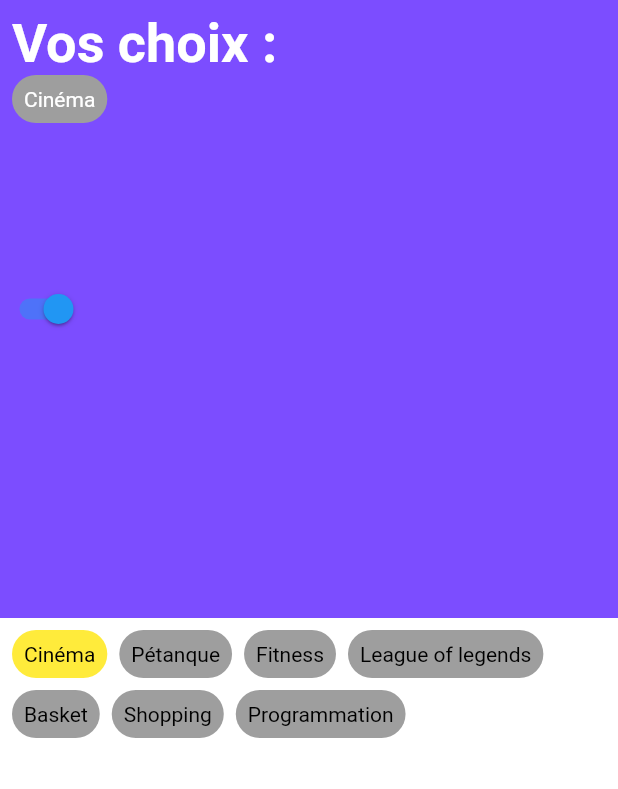
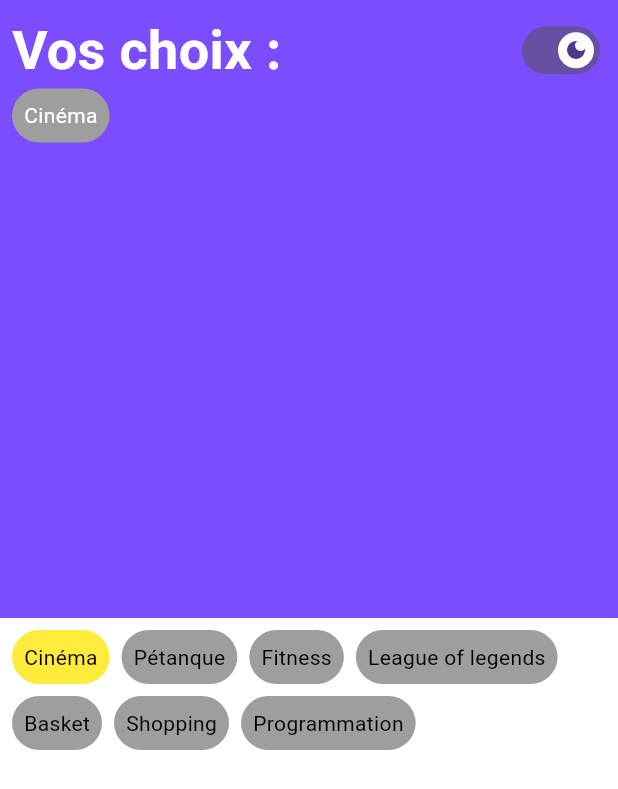
Before and after one commit to Moufid17/choicerapp, a Flutter app: the screen it shows after launch, after a tap on "Cinéma", on a phone screen of 412 x 824 dp. Shown: the top 789 px of the screen. Run offline on Flutter 3.47's test engine with Material 2 defaults, Android fonts, the phone set to English and light mode, and no system bars.

Commit message:
Change theme with switch button. All Done!

```diff
--- a/lib/choice_item.dart
+++ b/lib/choice_item.dart
@@ -1,5 +1,4 @@
 import 'package:choicerapp/core/models/choice.dart';
-import 'package:choicerapp/globals.dart';
 import 'package:choicerapp/screen/choice/choice_item_detail_screen.dart';
 import 'package:choicerapp/theme_provider.dart';
 import 'package:flutter/material.dart';
@@ -23,11 +22,11 @@ class _ChoiceItemState extends State<ChoiceItem> {
     setState(() {
       // Check if update method is defined by ChoiceItem Parent widget
       if (widget.updateElement != null) {
-        // Removing State
+        // Removing element from header widget list
         if (_bgColor == Colors.grey ||  _bgColor == Colors.purple) {
           _bgColor = Colors.yellow;
           widget.updateElement!(widget.element, false);
-          // Adding State
+          // Adding element from header widget list
         } else {
           _bgColor =  Colors.grey;
           widget.updateElement!(widget.element, true);
--- a/lib/footer.dart
+++ b/lib/footer.dart
@@ -1,6 +1,5 @@
 import 'package:choicerapp/choice_item.dart';
 import 'package:choicerapp/core/models/choice.dart';
-import 'package:choicerapp/globals.dart';
 import 'package:choicerapp/main.dart';
 import 'package:choicerapp/theme_provider.dart';
 import 'package:flutter/material.dart';
--- a/lib/globals.dart
+++ /dev/null
@@ -1,10 +0,0 @@
-import 'package:flutter/cupertino.dart';
-
-class Globals {
-  static String customTheme = 'light';
-
-  static switchTheme(BuildContext context, {required bool isLight}) {
-    customTheme = isLight == true ? 'light' : 'dark';
-  }
-  //static Map<>
-}
--- a/lib/header.dart
+++ b/lib/header.dart
@@ -1,8 +1,6 @@
 import 'dart:developer';
 
 import 'package:choicerapp/core/models/choice.dart';
-import 'package:choicerapp/globals.dart';
-import 'package:choicerapp/main.dart';
 import 'package:choicerapp/screen/components/button_switch.dart';
 import 'package:choicerapp/theme_provider.dart';
 import 'package:flutter/material.dart';
@@ -22,18 +20,23 @@ class Header extends StatelessWidget {
         Container(
           color: themeProvider.customTheme == 'light' ? Colors.deepPurpleAccent : Colors.blueGrey,
         ),
-        const ButtonSwitch(),
         Padding(
           padding: const EdgeInsets.all(8),
           child: Column(
             crossAxisAlignment: CrossAxisAlignment.start,
             children: [
-              const Text('Vos choix :',
-                style: TextStyle(
-                    color: Colors.white,
-                    fontWeight: FontWeight.bold,
-                    fontSize: 36
-                ),
+              const Row(
+                mainAxisAlignment: MainAxisAlignment.spaceBetween,
+                children: [
+                  Text('Vos choix :',
+                    style: TextStyle(
+                        color: Colors.white,
+                        fontWeight: FontWeight.bold,
+                        fontSize: 36
+                    ),
+                  ),
+                  ButtonSwitch(),
+                ],
               ),
               if (elements.isEmpty)
                 const Text('Cliquez sur les choix ci-dessous !',
--- a/lib/main.dart
+++ b/lib/main.dart
@@ -1,19 +1,17 @@
 import 'package:choicerapp/core/models/choice.dart';
 import 'package:choicerapp/footer.dart';
-import 'package:choicerapp/globals.dart';
 import 'package:choicerapp/header.dart';
 import 'package:choicerapp/theme_provider.dart';
 import 'package:flutter/material.dart';
 import 'package:provider/provider.dart';
 
 void main() {
-  //runApp(const MyApp());
   runApp(
     MultiProvider(
       providers: [
-        ChangeNotifierProvider(create: (context) => ThemeProvider()), // Ajoutez votre gestionnaire d'état ici
+        ChangeNotifierProvider(create: (context) => ThemeProvider()),
       ],
-      child: MyApp(),
+      child: const MyApp(),
     ),
   );
 }
@@ -26,7 +24,6 @@ class MyApp extends StatefulWidget {
 }
 
 class _MyAppState extends State<MyApp> {
-
   List<Choice> headerElement = [];
   void updateHeaderData(Choice value, bool isAdd) {
     setState(() {
@@ -43,8 +40,8 @@ class _MyAppState extends State<MyApp> {
 
   @override
   Widget build(BuildContext context) {
-    Globals.customTheme = 'light';
     return MaterialApp(
+        theme: ThemeData(useMaterial3: true),
         home: Scaffold(
             body: SafeArea(
               child: Column(
--- a/lib/screen/choice/choice_item_detail_screen.dart
+++ b/lib/screen/choice/choice_item_detail_screen.dart
@@ -1,17 +1,18 @@
 import 'package:choicerapp/core/models/choice.dart';
-import 'package:choicerapp/globals.dart';
+import 'package:choicerapp/theme_provider.dart';
 import 'package:flutter/material.dart';
+import 'package:provider/provider.dart';
 
 class ChoiceItemDetailScreen extends StatelessWidget {
   final Choice elementDetail;
   const ChoiceItemDetailScreen({super.key, required this.elementDetail});
 
-
   @override
   Widget build(BuildContext context) {
-    final Color bgColor   =   Globals.customTheme == 'light' ? Colors.grey : Colors.black;
-    final Color textColor =   Globals.customTheme == 'light' ? Colors.black : Colors.white;
-    final Color btnColor  =   Globals.customTheme == 'light' ? Colors.white : Colors.black;
+    final themeProvider = Provider.of<ThemeProvider>(context);
+    final Color bgColor   =   themeProvider.customTheme == 'light' ? Colors.grey : Colors.black;
+    final Color textColor =   themeProvider.customTheme == 'light' ? Colors.black : Colors.white;
+    final Color btnColor  =   themeProvider.customTheme == 'light' ? Colors.white : Colors.black;
     const double textSize =   20;
     return MaterialApp(
       home: Scaffold(
--- a/lib/screen/components/button_switch.dart
+++ b/lib/screen/components/button_switch.dart
@@ -1,4 +1,3 @@
-import 'package:choicerapp/globals.dart';
 import 'package:choicerapp/theme_provider.dart';
 import 'package:flutter/material.dart';
 import 'package:provider/provider.dart';
@@ -11,13 +10,10 @@ class ButtonSwitch extends StatefulWidget {
 }
 
 class _ButtonSwitchState extends State<ButtonSwitch> {
-
-
-  final MaterialStateProperty<Icon?> thumbIcon =
-  MaterialStateProperty.resolveWith<Icon?>(
+  final MaterialStateProperty<Icon?> thumbIcon = MaterialStateProperty.resolveWith<Icon?>(
     (Set<MaterialState> states) {
       if (states.contains(MaterialState.selected)) {
-        return const Icon(Icons.nightlight_round);
+        return const Icon(Icons.dark_mode);
       }
       return const Icon(Icons.brightness_5);
     },
@@ -27,21 +23,15 @@ class _ButtonSwitchState extends State<ButtonSwitch> {
   Widget build(BuildContext context) {
     final themeProvider = Provider.of<ThemeProvider>(context);
     bool isLight = themeProvider.customTheme == 'light';
-    return Column(
-      mainAxisAlignment: MainAxisAlignment.center,
-      children: <Widget>[
-        Switch(
+    return  Switch(
       thumbIcon: thumbIcon,
       value: isLight,
       onChanged: (bool value) {
         setState(() {
           isLight = value;
-              Globals.customTheme = 'dark';
           themeProvider.switchTheme(value);
         });
       },
-        ),
-      ],
     );
   }
 }
```
Lines whose indentation alone changed are shown as unchanged.
